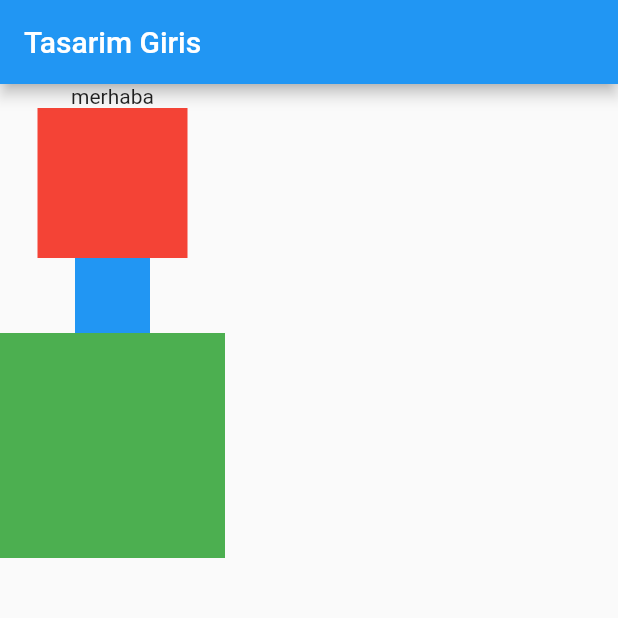
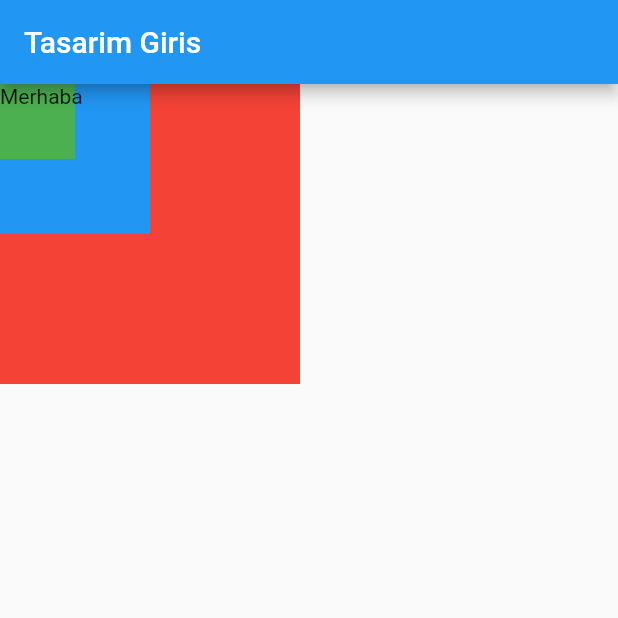
Before and after one commit to tahaturan/flutter_first_project_beginner_level, a Flutter app: the screen it shows after launch, on a phone screen of 412 x 824 dp, the top half of it. Run offline on Flutter 3.47's test engine with Material 2 defaults, Android fonts, the phone set to English and light mode, and no system bars.

Commit message:
Stack kullanimi

```diff
--- a/lib/main.dart
+++ b/lib/main.dart
@@ -31,12 +31,12 @@
       appBar: AppBar(
         title: Text(widget.title),
       ),
-      body: Column(
+      body: Stack(
         children: [
-          Text('merhaba'),
-          Container(width: 100,height: 100,color: Colors.red,),
-          Container(width: 50,height: 50,color: Colors.blue,),
-          Container(width: 150,height: 150, color: Colors.green,),
+          Container(width: 200,height: 200,color: Colors.red,),
+          Container(width: 100,height: 100,color: Colors.blue,),
+          Container(width: 50,height: 50, color: Colors.green,),
+          Text('Merhaba'),
         ],
       ),
     );
```
